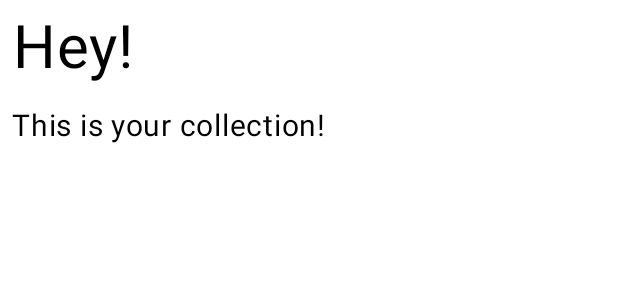
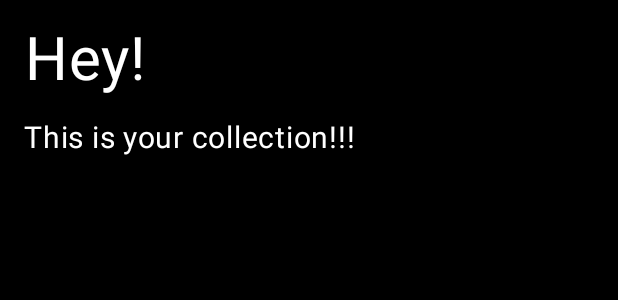
Before and after one commit to westrix72/mtgCollectionProj, an Android app built with Jetpack Compose: the @Preview function GreetingPreview, on a phone screen of 412 x 824 dp. Shown: the top 300 px of the screen. Run offline under Robolectric (Android 15) with nearby library versions, the phone set to English and light mode, and no system bars.

Commit message:
Added black background and white text.

```diff
--- a/app/src/main/java/com/example/mtgcollectionproj/MainActivity.kt
+++ b/app/src/main/java/com/example/mtgcollectionproj/MainActivity.kt
@@ -4,16 +4,25 @@ import android.os.Bundle
 import androidx.activity.ComponentActivity
 import androidx.activity.compose.setContent
 import androidx.activity.enableEdgeToEdge
+import androidx.compose.foundation.BorderStroke
+import androidx.compose.foundation.Image
+import androidx.compose.foundation.background
+import androidx.compose.foundation.border
 import androidx.compose.foundation.layout.Arrangement
+import androidx.compose.foundation.layout.Box
 import androidx.compose.foundation.layout.Column
 import androidx.compose.foundation.layout.Row
 import androidx.compose.foundation.layout.fillMaxSize
 import androidx.compose.foundation.layout.padding
+import androidx.compose.foundation.layout.size
 import androidx.compose.material3.Button
 import androidx.compose.material3.Scaffold
 import androidx.compose.material3.Text
 import androidx.compose.runtime.Composable
 import androidx.compose.ui.Modifier
+import androidx.compose.ui.graphics.Color
+import androidx.compose.ui.layout.ContentScale
+import androidx.compose.ui.res.painterResource
 import androidx.compose.ui.text.style.TextAlign
 import androidx.compose.ui.tooling.preview.Preview
 import androidx.compose.ui.unit.dp
@@ -27,7 +36,7 @@ class MainActivity : ComponentActivity() {
         setContent {
             MtgCollectionProjTheme {
                 Scaffold(modifier = Modifier.fillMaxSize()) { innerPadding ->
-                    Greeting(
+                    BackgroundImage(
                         name = "Hey!",
                         message = "This is you collection.",
                         modifier = Modifier.padding(innerPadding)
@@ -41,11 +50,12 @@ class MainActivity : ComponentActivity() {
 @Composable
 fun Greeting(name: String, message: String, modifier: Modifier = Modifier) {
     Column(
-        verticalArrangement = Arrangement.Center,
+        verticalArrangement = Arrangement.Top,
         modifier = modifier
     ) {
         Text(
             text = "$name",
+            color = androidx.compose.ui.graphics.Color.White,
             fontSize = 40.sp,
             lineHeight = 40.sp,
             textAlign = TextAlign.Center,
@@ -53,6 +63,7 @@ fun Greeting(name: String, message: String, modifier: Modifier = Modifier) {
         )
         Text(
             text = "$message",
+            color = androidx.compose.ui.graphics.Color.White,
             fontSize = 20.sp,
             modifier = Modifier
                 .padding(8.dp)
@@ -63,7 +74,26 @@ fun Greeting(name: String, message: String, modifier: Modifier = Modifier) {
 
 @Composable
 fun BackgroundImage(name: String, message: String, modifier: Modifier = Modifier) {
-
+    val image = painterResource(R.drawable.black_background)
+    val imageModifier = Modifier
+        .border(BorderStroke(1.dp, Color.Black))
+        .background(Color.Black)
+    Box(Modifier.fillMaxSize().background(Color.Black)) {
+        //This image is doing nothing, but in the future it will.
+        Image(
+            painter = image,
+            contentScale = ContentScale.FillBounds,
+            contentDescription = null,
+            modifier = imageModifier
+        )
+        Greeting(
+            name = name,
+            message = message,
+            modifier = Modifier
+                .fillMaxSize()
+                .padding(8.dp)
+        )
+    }
 }
 
 @Preview(
@@ -73,6 +103,6 @@ fun BackgroundImage(name: String, message: String, modifier: Modifier = Modifier
 @Composable
 fun GreetingPreview() {
     MtgCollectionProjTheme {
-        Greeting("Hey!", "This is your collection!")
+        BackgroundImage("Hey!", "This is your collection!!!")
     }
 }
```
